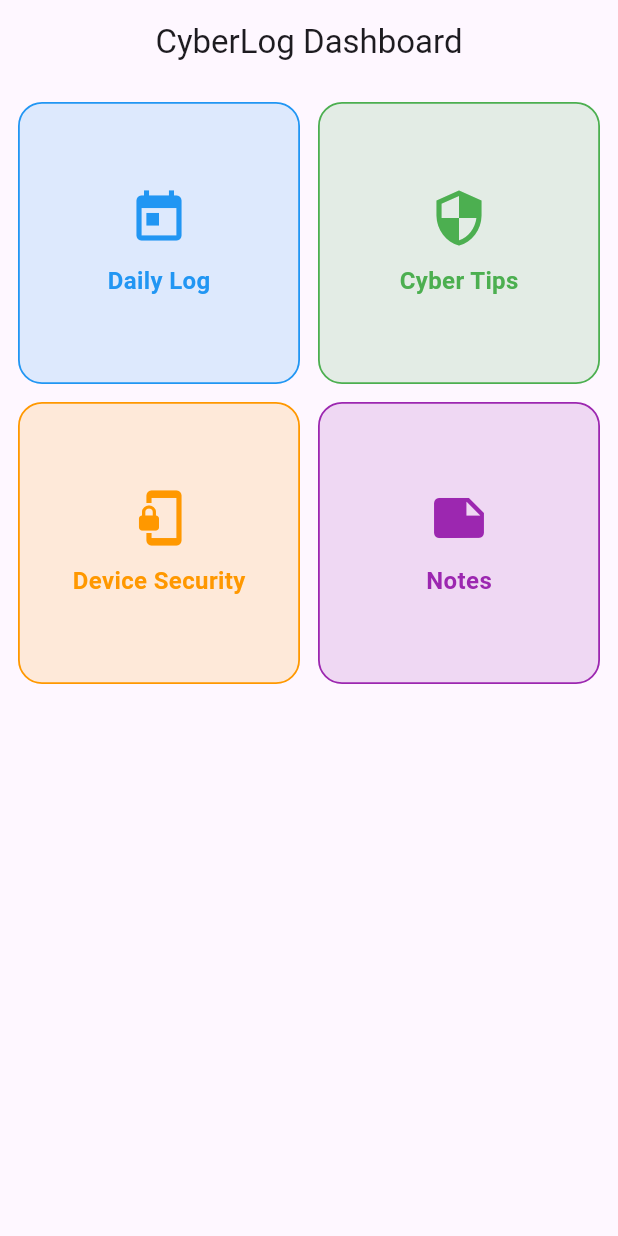
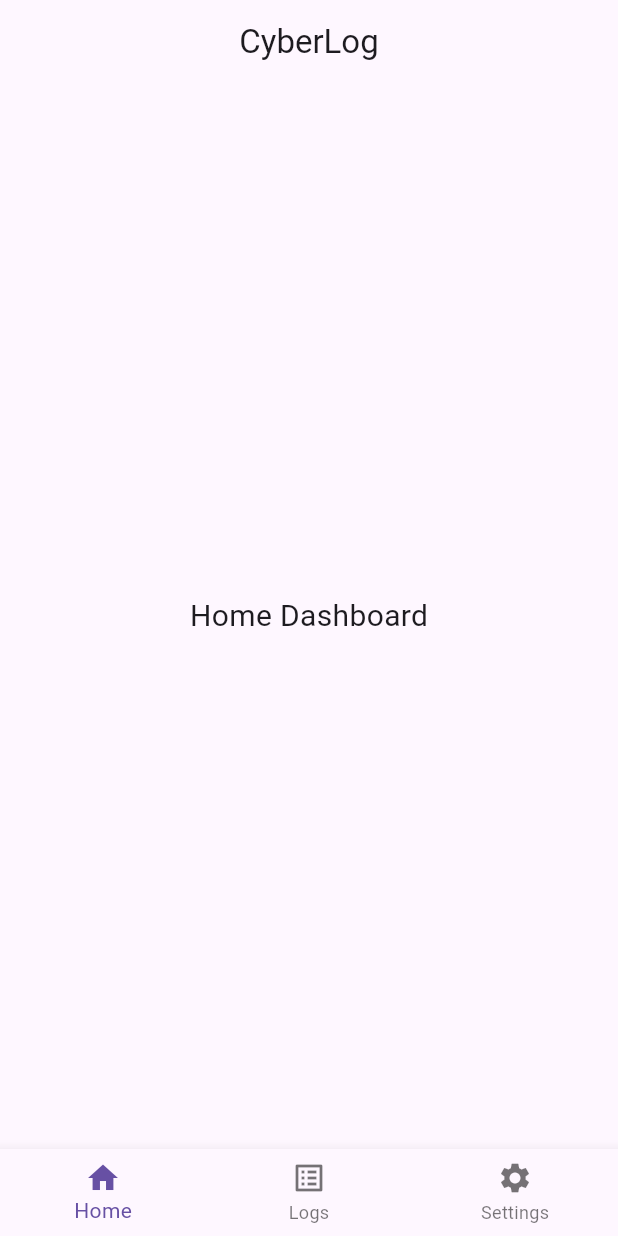
Before and after one commit to Meetkadam81/cyberlog, a Flutter app: the screen it shows after launch, on a phone screen of 412 x 824 dp. Run offline on Flutter 3.47's test engine with Material 3 defaults, Android fonts, the phone set to English and light mode, and no system bars.

Commit message:
Added BottomNavigationBar with Home, Logs, Settings

```diff
--- a/lib/main.dart
+++ b/lib/main.dart
@@ -11,97 +11,109 @@ class MyApp extends StatelessWidget {
   Widget build(BuildContext context) {
     return const MaterialApp(
       debugShowCheckedModeBanner: false,
-      home: HomeDashboardScreen(),
+      home: MainNavigationScreen(),
     );
   }
 }
 
-/* ---------------- DASHBOARD SCREEN ---------------- */
+/* ================= MAIN NAVIGATION ================= */
 
-class HomeDashboardScreen extends StatelessWidget {
-  const HomeDashboardScreen({super.key});
+class MainNavigationScreen extends StatefulWidget {
+  const MainNavigationScreen({super.key});
+
+  @override
+  State<MainNavigationScreen> createState() => _MainNavigationScreenState();
+}
+
+class _MainNavigationScreenState extends State<MainNavigationScreen> {
+  int _currentIndex = 0;
+
+  final List<Widget> _pages = const [
+    HomeScreen(),
+    LogsScreen(),
+    SettingsScreen(),
+  ];
 
   @override
   Widget build(BuildContext context) {
     return Scaffold(
       appBar: AppBar(
-        title: const Text('CyberLog Dashboard'),
+        title: const Text('CyberLog'),
         centerTitle: true,
       ),
-      body: Padding(
-        padding: const EdgeInsets.all(12),
-        child: GridView.count(
-          crossAxisCount: 2,
-          crossAxisSpacing: 12,
-          mainAxisSpacing: 12,
-          children: const [
-            DashboardCard(
-              title: 'Daily Log',
-              icon: Icons.today,
-              color: Colors.blue,
-            ),
-            DashboardCard(
-              title: 'Cyber Tips',
-              icon: Icons.security,
-              color: Colors.green,
-            ),
-            DashboardCard(
-              title: 'Device Security',
-              icon: Icons.phonelink_lock,
-              color: Colors.orange,
-            ),
-            DashboardCard(
-              title: 'Notes',
-              icon: Icons.note,
-              color: Colors.purple,
-            ),
-          ],
-        ),
+
+      body: _pages[_currentIndex],
+
+      bottomNavigationBar: BottomNavigationBar(
+        currentIndex: _currentIndex,
+        onTap: (index) {
+          setState(() {
+            _currentIndex = index;
+          });
+        },
+        items: const [
+          BottomNavigationBarItem(
+            icon: Icon(Icons.home),
+            label: 'Home',
+          ),
+          BottomNavigationBarItem(
+            icon: Icon(Icons.list_alt),
+            label: 'Logs',
+          ),
+          BottomNavigationBarItem(
+            icon: Icon(Icons.settings),
+            label: 'Settings',
+          ),
+        ],
       ),
     );
   }
 }
 
-/* ---------------- DASHBOARD CARD ---------------- */
+/* ================= HOME SCREEN ================= */
 
-class DashboardCard extends StatelessWidget {
-  final String title;
-  final IconData icon;
-  final Color color;
-
-  const DashboardCard({
-    super.key,
-    required this.title,
-    required this.icon,
-    required this.color,
-  });
+class HomeScreen extends StatelessWidget {
+  const HomeScreen({super.key});
 
   @override
   Widget build(BuildContext context) {
-    return Container(
-      decoration: BoxDecoration(
-        color: color.withOpacity(0.15),
-        borderRadius: BorderRadius.circular(16),
-        border: Border.all(color: color, width: 1.2),
-      ),
-      child: Center(
-        child: Column(
-          mainAxisSize: MainAxisSize.min,
-          children: [
-            Icon(icon, size: 40, color: color),
-            const SizedBox(height: 10),
-            Text(
-              title,
-              style: TextStyle(
-                fontSize: 16,
-                fontWeight: FontWeight.bold,
-                color: color,
-              ),
-            ),
-          ],
-        ),
+    return const Center(
+      child: Text(
+        'Home Dashboard',
+        style: TextStyle(fontSize: 20),
       ),
     );
   }
 }
-=
+
+/* ================= LOGS SCREEN ================= */
+
+class LogsScreen extends StatelessWidget {
+  const LogsScreen({super.key});
+
+  @override
+  Widget build(BuildContext context) {
+    return const Center(
+      child: Text(
+        'Logs Page',
+        style: TextStyle(fontSize: 20),
+      ),
+    );
+  }
+}
+
+/* ================= SETTINGS SCREEN ================= */
+
+class SettingsScreen extends StatelessWidget {
+  const SettingsScreen({super.key});
+
+  @override
+  Widget build(BuildContext context) {
+    return const Center(
+      child: Text(
+        'Settings Page',
+        style: TextStyle(fontSize: 20),
+      ),
+    );
+  }
+}
```
Also changed, not shown: lib/routes.dart (added, +12 -0 lines), lib/screenA.dart (added, +20 -0 lines), lib/screenb.dart (added, +20 -0 lines), lib/screenc.dart (added, +20 -0 lines).
